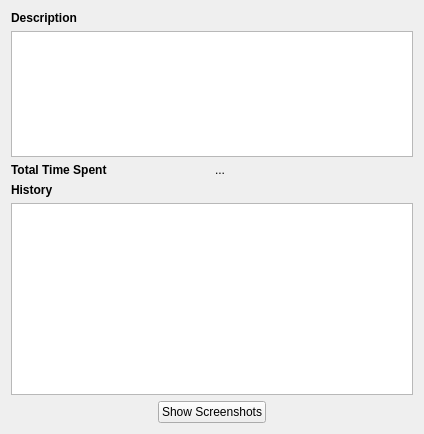
Old version of the form projectwidget.ui in the repository humbhenri/TimeTracker.
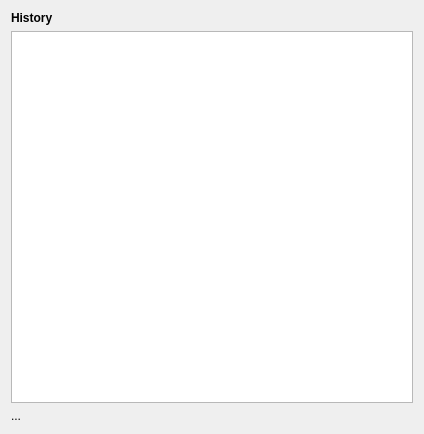
New version of the form.

Commit message: remove description box, it was ugly

```diff
--- a/projectwidget.ui
+++ b/projectwidget.ui
@@ -14,69 +14,7 @@
    <string>Form</string>
   </property>
   <layout class="QGridLayout" name="gridLayout">
-   <item row="0" column="0" colspan="2">
-    <layout class="QHBoxLayout" name="horizontalLayout"/>
-   </item>
-   <item row="1" column="0">
-    <widget class="QLabel" name="label_2">
-     <property name="font">
-      <font>
-       <weight>75</weight>
-       <bold>true</bold>
-      </font>
-     </property>
-     <property name="text">
-      <string>Description</string>
-     </property>
-    </widget>
-   </item>
-   <item row="2" column="0" colspan="2">
-    <widget class="QTextEdit" name="descriptionTextEdit">
-     <property name="sizePolicy">
-      <sizepolicy hsizetype="Expanding" vsizetype="Expanding">
-       <horstretch>0</horstretch>
-       <verstretch>50</verstretch>
-      </sizepolicy>
-     </property>
-     <property name="minimumSize">
-      <size>
-       <width>0</width>
-       <height>50</height>
-      </size>
-     </property>
-     <property name="maximumSize">
-      <size>
-       <width>16777215</width>
-       <height>16777215</height>
-      </size>
-     </property>
-    </widget>
-   </item>
-   <item row="3" column="0" colspan="2">
-    <layout class="QHBoxLayout" name="horizontalLayout_2">
-     <item>
-      <widget class="QLabel" name="label_3">
-       <property name="font">
-        <font>
-         <weight>75</weight>
-         <bold>true</bold>
-        </font>
-       </property>
-       <property name="text">
-        <string>Total Time Spent</string>
-       </property>
-      </widget>
-     </item>
-     <item>
-      <widget class="QLabel" name="timeSpentLabel">
-       <property name="text">
-        <string>...</string>
-       </property>
-      </widget>
-     </item>
-    </layout>
-   </item>
-   <item row="4" column="0" colspan="2">
+   <item row="1" column="0" colspan="2">
     <layout class="QVBoxLayout" name="verticalLayout_2">
      <item>
       <widget class="QLabel" name="label_4">
@@ -96,41 +34,15 @@
      </item>
     </layout>
    </item>
-   <item row="5" column="0" rowspan="4" colspan="2">
-    <layout class="QHBoxLayout" name="horizontalLayout_4">
+   <item row="2" column="0">
+    <layout class="QHBoxLayout" name="horizontalLayout_2">
      <item>
-      <spacer name="horizontalSpacer_2">
-       <property name="orientation">
-        <enum>Qt::Horizontal</enum>
-       </property>
-       <property name="sizeHint" stdset="0">
-        <size>
-         <width>40</width>
-         <height>20</height>
-        </size>
-       </property>
-      </spacer>
-     </item>
-     <item>
-      <widget class="QPushButton" name="screenshotsPushButton">
+      <widget class="QLabel" name="timeSpentLabel">
        <property name="text">
-        <string>Show Screenshots</string>
+        <string>...</string>
        </property>
       </widget>
      </item>
-     <item>
-      <spacer name="horizontalSpacer">
-       <property name="orientation">
-        <enum>Qt::Horizontal</enum>
-       </property>
-       <property name="sizeHint" stdset="0">
-        <size>
-         <width>40</width>
-         <height>20</height>
-        </size>
-       </property>
-      </spacer>
-     </item>
     </layout>
    </item>
   </layout>
```
The commit also changes 2 other files.
